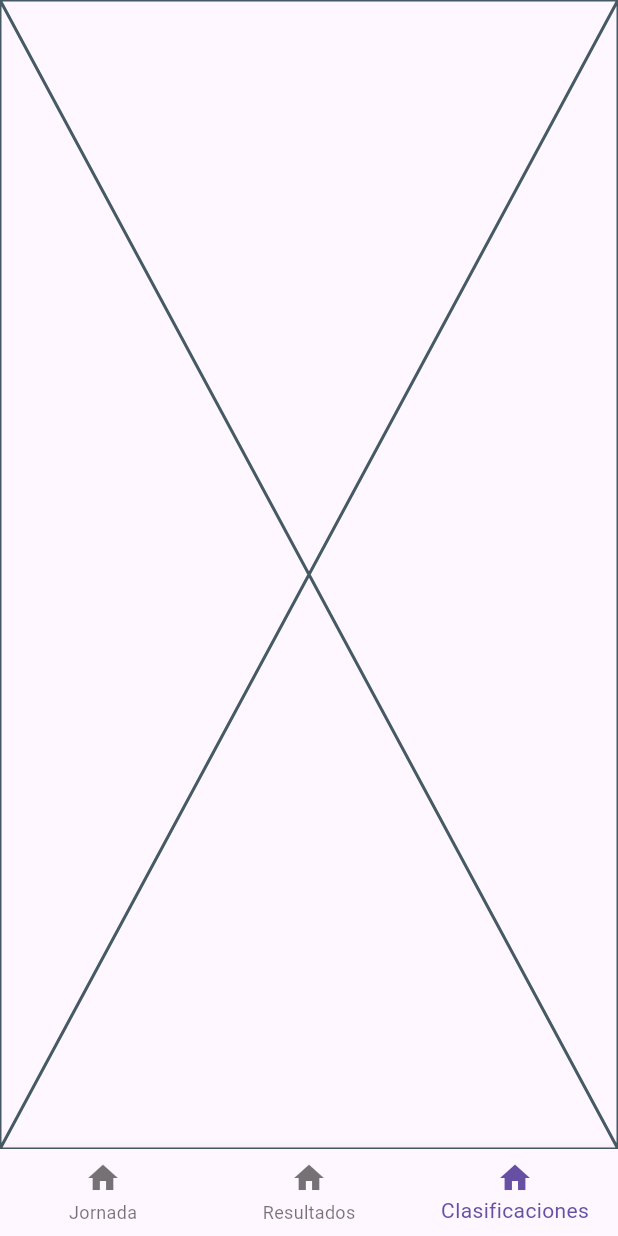
After one commit to javisz07/porra_dam_flutter, a Flutter app: the PantallaPrincipal screen opened directly, item 3 of the bottom bar chosen, on a phone screen of 412 x 824 dp. The commit adds this screen. Run offline on Flutter 3.47's test engine with Material 3 defaults, Android fonts, the phone set to English and light mode, and no system bars.

Commit message:
Se ha creado el buttom bar para las pantallas

```diff
--- a/lib/main.dart
+++ b/lib/main.dart
@@ -1,6 +1,6 @@
 import 'package:flutter/material.dart';
 import 'package:porra_dam/pantallas/bienvenida/pantalla_bienvenida.dart';
-
+import 'package:porra_dam/utils/pantalla_principal.dart'; // Importa la pantalla principal
 void main() {
   runApp(const MainApp());
 }
@@ -15,7 +15,7 @@ class MainApp extends StatelessWidget {
       debugShowCheckedModeBanner: false,
       title: "Porra DAM",
 
-      home: Scaffold(body: PantallaBienvenida()),
+      home: PantallaBienvenida(),
     );
   }
 }
--- /dev/null
+++ b/lib/pantallas/clasificacion/pantalla_clasificacion.dart
@@ -0,0 +1,15 @@
+import 'package:flutter/material.dart';
+
+class PantallaClasificacion extends StatefulWidget {
+  const new({super.key});
+
+  @override
+  State<PantallaClasificacion> createState() => _Clasificacion();
+}
+
+class _Clasificacion extends State<PantallaClasificacion> {
+  @override
+  Widget build(BuildContext context) {
+    return const Placeholder();
+  }
+}
--- /dev/null
+++ b/lib/pantallas/resultados/pantalla_resultados.dart
@@ -0,0 +1,15 @@
+import 'package:flutter/material.dart';
+
+class PantallaResultados extends StatefulWidget {
+  const new({super.key});
+
+  @override
+  State<PantallaResultados> createState() => _Resultados();
+}
+
+class _Resultados extends State<PantallaResultados> {
+  @override
+  Widget build(BuildContext context) {
+    return const Placeholder();
+  }
+}
--- /dev/null
+++ b/lib/utils/pantalla_principal.dart
@@ -0,0 +1,50 @@
+import 'package:flutter/material.dart';
+import 'package:porra_dam/pantallas/clasificacion/pantalla_clasificacion.dart';
+import 'package:porra_dam/pantallas/jornada/pantalla_jornada.dart';
+import 'package:porra_dam/pantallas/resultados/pantalla_resultados.dart';
+
+class PantallaPrincipal extends StatefulWidget {
+  const PantallaPrincipal({super.key});
+
+  @override
+  State<PantallaPrincipal> createState() => Principal();
+}
+
+class Principal extends State<PantallaPrincipal> {
+  int _indiceSeleccionado = 0;
+
+  final List<Widget> _pantallas = [PantallaJornada(), PantallaResultados(), PantallaClasificacion()];
+
+  void _cambiar(int index){
+    setState(() {
+      _indiceSeleccionado = index;
+    });
+  }
+
+  @override
+  Widget build(BuildContext context) {
+    return Scaffold(
+      body:  _pantallas[_indiceSeleccionado],
+
+      bottomNavigationBar: BottomNavigationBar(
+        currentIndex: _indiceSeleccionado,
+        onTap: _cambiar,
+        items: [
+          BottomNavigationBarItem(
+            icon: Icon(Icons.home),
+            label: "Jornada"
+            ),
+          BottomNavigationBarItem(
+            icon: Icon(Icons.home),
+            label: "Resultados"
+            ),
+          BottomNavigationBarItem(
+            icon: Icon(Icons.home),
+            label: "Clasificaciones"
+            )
+        ],
+
+      ),
+    );
+  }
+}
```
Also changed, not shown: lib/pantallas/bienvenida/pantalla_bienvenida.dart (+89 -41 lines), lib/pantallas/jornada/pantalla_jornada.dart (+41 -9 lines).
